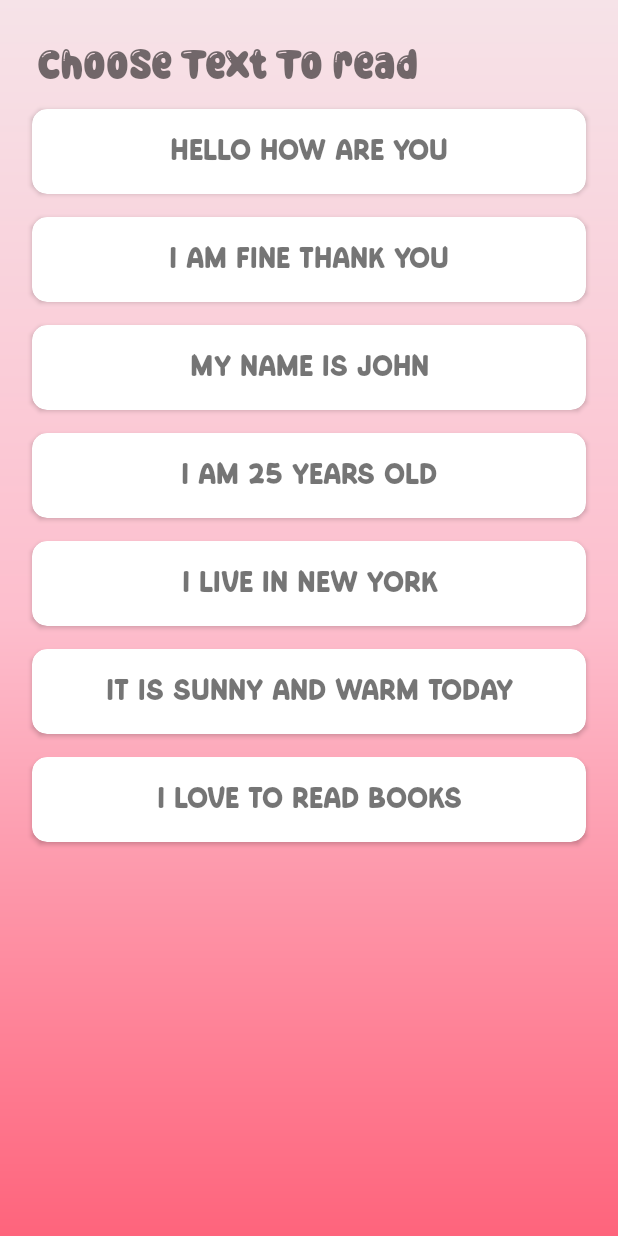
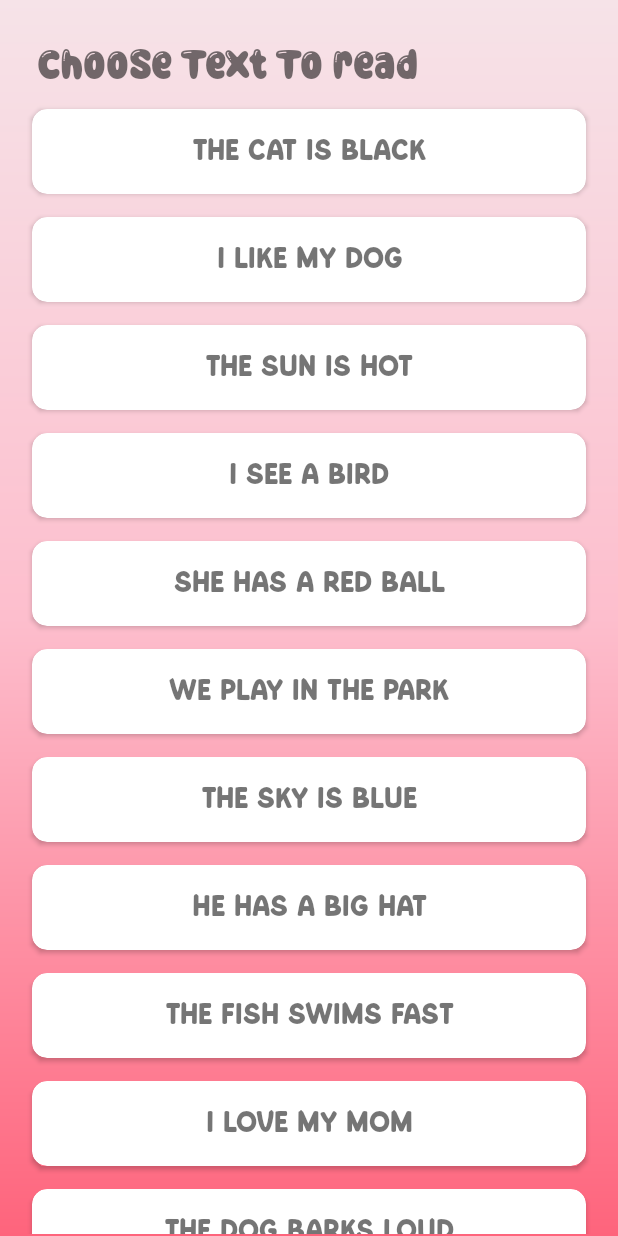
Before and after one commit to Gamalaldin-I/Possible, an Android app: the ReadTextActivity screen opened directly, with no data from a screen before it, on a phone screen of 412 x 824 dp. Run offline under Robolectric (Android 15) with nearby library versions, the phone set to English and light mode, and no system bars.

Commit message:
anotherChallenge11

```diff
--- a/app/src/main/java/com/example/possible/ui/reading/ReadTextActivity.kt
+++ b/app/src/main/java/com/example/possible/ui/reading/ReadTextActivity.kt
@@ -3,7 +3,6 @@ package com.example.possible.ui.reading
 import android.Manifest
 import android.animation.ObjectAnimator
 import android.animation.PropertyValuesHolder
-import android.annotation.SuppressLint
 import android.content.Intent
 import android.content.pm.PackageManager
 import android.os.Bundle
@@ -11,8 +10,6 @@ import android.speech.RecognitionListener
 import android.speech.RecognizerIntent
 import android.speech.SpeechRecognizer
 import android.view.View
-import android.view.View.GONE
-import android.view.View.VISIBLE
 import android.widget.Toast
 import androidx.activity.enableEdgeToEdge
 import androidx.appcompat.app.AppCompatActivity
@@ -25,13 +22,14 @@ import com.example.possible.util.listener.TextListener
 import java.util.Locale
 
 class ReadTextActivity : AppCompatActivity(), TextListener {
+
     private lateinit var binding: ActivityReadTextBinding
     private lateinit var pulseAnimator: ObjectAnimator
     private lateinit var speechRecognizer: SpeechRecognizer
     private lateinit var adapter: TextsAdapter
+
     private var actualText = ""
     private var speechText = ""
-    private var isRecording = false
 
     override fun onCreate(savedInstanceState: Bundle?) {
         super.onCreate(savedInstanceState)
@@ -39,54 +37,96 @@ class ReadTextActivity : AppCompatActivity(), TextListener {
         enableEdgeToEdge()
         setContentView(binding.root)
 
+        setupUI()
+        checkAudioPermission()
+        setupSpeechRecognizer()
+    }
+
+    private fun setupUI() {
         setupRecyclerView()
-        checkPermission()
-        setupSpeechRecognizer()
         setupClickListeners()
     }
 
-    /** ✅ إعداد قائمة النصوص */
     private fun setupRecyclerView() {
         val texts = arrayListOf(
-            "Hello how are you", "I am fine thank you", "My name is John", "I am 25 years old",
-            "I live in New York", "It is sunny and warm today", "I love to read books"
+            "The cat is black",
+            "I like my dog",
+            "The sun is hot",
+            "I see a bird",
+            "She has a red ball",
+            "We play in the park",
+            "The sky is blue",
+            "He has a big hat",
+            "The fish swims fast",
+            "I love my mom",
+            "The dog barks loud",
+            "We eat apples",
+            "The car is red",
+            "I can jump high",
+            "The tree is tall",
+            "Birds can fly",
+            "The cake is sweet",
+            "I see the moon",
+            "The boy runs fast",
+            "The stars are bright",
+            "The rain is wet",
+            "My shoes are new",
+            "I like ice cream",
+            "The frog is green",
+            "The sun shines bright",
+            "My bike is blue",
+            "We swim in the pool",
+            "The fox is smart",
+            "The duck swims fast",
+            "I see a rainbow",
+            "The cow says moo",
+            "I have a toy car",
+            "The bird sings sweet",
+            "I like to read",
+            "The dog has fur",
+            "The cat sleeps well",
+            "The sheep is white",
+            "The mouse is small",
+            "The cake is big",
+            "The leaf is green",
+            "The fox runs fast",
+            "I like to draw",
+            "The kite flies high",
+            "The pig is pink",
+            "The snow is cold",
+            "The bear is big",
+            "I see a tree",
+            "The horse is brown",
+            "The fire is hot",
+            "The wind is strong"
         )
+
         adapter = TextsAdapter(texts, this)
         binding.recyclerView.adapter = adapter
     }
 
-    /** ✅ التأكد من صلاحية الوصول للمايكروفون */
-    private fun checkPermission() {
+    private fun checkAudioPermission() {
         if (ContextCompat.checkSelfPermission(this, Manifest.permission.RECORD_AUDIO) != PackageManager.PERMISSION_GRANTED) {
             ActivityCompat.requestPermissions(this, arrayOf(Manifest.permission.RECORD_AUDIO), 1)
         }
     }
 
-    /** ✅ تجهيز محرك التعرف على الصوت */
     private fun setupSpeechRecognizer() {
         if (!SpeechRecognizer.isRecognitionAvailable(this)) {
-            Toast.makeText(this, "Speech recognition not supported", Toast.LENGTH_LONG).show()
+            showToast("Speech recognition not supported")
             return
         }
 
         speechRecognizer = SpeechRecognizer.createSpeechRecognizer(this)
         speechRecognizer.setRecognitionListener(object : RecognitionListener {
-            override fun onReadyForSpeech(params: Bundle?) {
-                showListeningUI()
+            override fun onReadyForSpeech(params: Bundle?) = showListeningUI()
+            override fun onEndOfSpeech() = stopListeningUI()
+            override fun onResults(results: Bundle?) {
+                speechText = results?.getStringArrayList(SpeechRecognizer.RESULTS_RECOGNITION)?.getOrNull(0) ?: ""
+                navigateToResult()
             }
-
-            override fun onEndOfSpeech() {
-                stopListeningUI()
-                if (isRecording) speechRecognizer.startListening(getSpeechIntent())
-            }
-
-            override fun onResults(results: Bundle?) {
-                speechText = results?.getStringArrayList(SpeechRecognizer.RESULTS_RECOGNITION)?.get(0) ?: ""
-                if (isRecording) speechRecognizer.startListening(getSpeechIntent())
-            }
-
+            override fun onError(error: Int) {}
             override fun onPartialResults(partialResults: Bundle?) {}
-            override fun onError(error: Int) {}
             override fun onRmsChanged(rmsdB: Float) {}
             override fun onBufferReceived(buffer: ByteArray?) {}
             override fun onBeginningOfSpeech() {}
@@ -94,33 +134,20 @@ class ReadTextActivity : AppCompatActivity(), TextListener {
         })
     }
 
-    /** ✅ تجهيز الـ Intent الخاص بالتعرف على الصوت */
-    private fun getSpeechIntent(): Intent {
-        return Intent(RecognizerIntent.ACTION_RECOGNIZE_SPEECH).apply {
+    private fun getSpeechIntent() = Intent(RecognizerIntent.ACTION_RECOGNIZE_SPEECH).apply {
         putExtra(RecognizerIntent.EXTRA_LANGUAGE_MODEL, RecognizerIntent.LANGUAGE_MODEL_FREE_FORM)
         putExtra(RecognizerIntent.EXTRA_LANGUAGE, Locale.getDefault())
         putExtra(RecognizerIntent.EXTRA_PROMPT, "Speak something")
     }
-    }
 
-    /** ✅ ربط الأزرار بالأحداث */
     private fun setupClickListeners() {
         binding.recordBtn.setOnClickListener {
-            isRecording = !isRecording
-            if (isRecording) {
             speechRecognizer.startListening(getSpeechIntent())
             startPulseAnimation()
-            } else {
-                speechRecognizer.stopListening()
-                stopListeningUI()
-                goToResult()
         }
-        }
-
         binding.backArrowIV.setOnClickListener { finish() }
     }
 
-    /** ✅ تشغيل تأثير النبض عند بدء التسجيل */
     private fun startPulseAnimation() {
         pulseAnimator = ObjectAnimator.ofPropertyValuesHolder(
             binding.recordSignals,
@@ -134,35 +161,18 @@ class ReadTextActivity : AppCompatActivity(), TextListener {
         }
     }
 
-    /** ✅ تغيير الواجهة عند بدء التسجيل */
     private fun showListeningUI() {
-        Toast.makeText(this, "Listening...", Toast.LENGTH_SHORT).show()
-        binding.hint.animate().alpha(0f).setDuration(200).withEndAction {
         binding.hint.visibility = View.GONE
         binding.recordSignals.visibility = View.VISIBLE
-            binding.hintCard.alpha = 0f
-            binding.recordSignals.alpha = 0f
-            binding.hintCard.animate().alpha(1f).setDuration(200).withEndAction {
-                binding.recordSignals.animate().alpha(1f).setDuration(150).withEndAction {
-                    binding.recordSignals.animate().scaleY(0.1f).setDuration(150).withEndAction {
-                        binding.recordSignals.animate().scaleY(1f).setDuration(300)
-                    }.start()
-                }.start()
-            }.start()
-        }.start()
+        pulseAnimator.start()
     }
 
-    /** ✅ تغيير الواجهة عند التوقف عن التسجيل */
     private fun stopListeningUI() {
-        Toast.makeText(this, "Stopped Listening", Toast.LENGTH_SHORT).show()
-        binding.recordBtn.animate().scaleY(1f).scaleX(1f).setDuration(100).withEndAction {
         binding.recordBtn.setBackgroundResource(R.drawable.is_not_recording)
-        }.start()
         pulseAnimator.cancel()
     }
 
-    /** ✅ فتح شاشة النتيجة */
-    private fun goToResult() {
+    private fun navigateToResult() {
         val intent = Intent(this, ReadingResult::class.java).apply {
             putExtra("actualText", actualText)
             putExtra("speechText", speechText)
@@ -170,17 +180,20 @@ class ReadTextActivity : AppCompatActivity(), TextListener {
         startActivity(intent)
     }
 
-    /** ✅ إنهاء التعرف على الصوت عند إغلاق النشاط */
+    private fun showToast(message: String) {
+        Toast.makeText(this, message, Toast.LENGTH_SHORT).show()
+    }
+
     override fun onDestroy() {
         super.onDestroy()
         speechRecognizer.destroy()
+        pulseAnimator.cancel()
     }
 
-    /** ✅ تحديد النص عند الضغط عليه */
     override fun onClick(text: String) {
+        actualText = text
+        binding.actualText.text = text
         binding.theMainView.visibility = View.VISIBLE
-        binding.actualText.text = text
-        actualText = text
         binding.dummyView.visibility = View.GONE
     }
 }
--- a/app/src/main/java/com/example/possible/ui/specialist/SpecialistMainActivity.kt
+++ b/app/src/main/java/com/example/possible/ui/specialist/SpecialistMainActivity.kt
@@ -33,6 +33,7 @@ class SpecialistMainActivity : AppCompatActivity() {
     private fun setControllers(){
         binding.childrenLL.setOnClickListener {
             val intent = Intent(this, Children::class.java)
+            intent.putExtra("mode", "view")
             startActivity(intent)
         }
         binding.newTest.setOnClickListener {
```
Also changed, not shown: app/src/main/java/com/example/possible/ui/reading/ReadingResult.kt (+28 -2 lines). Lines whose indentation alone changed are shown as unchanged.
